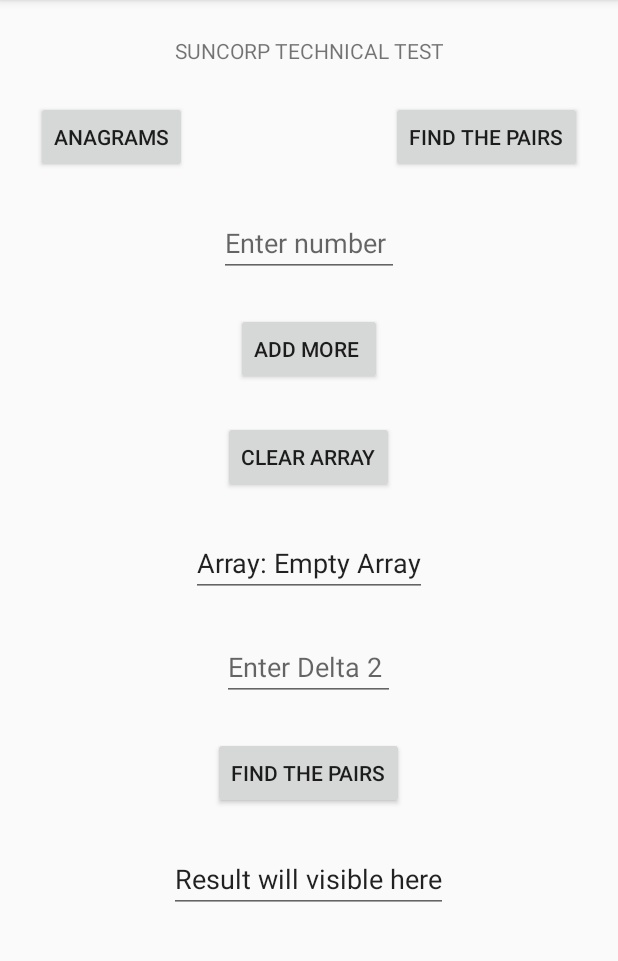
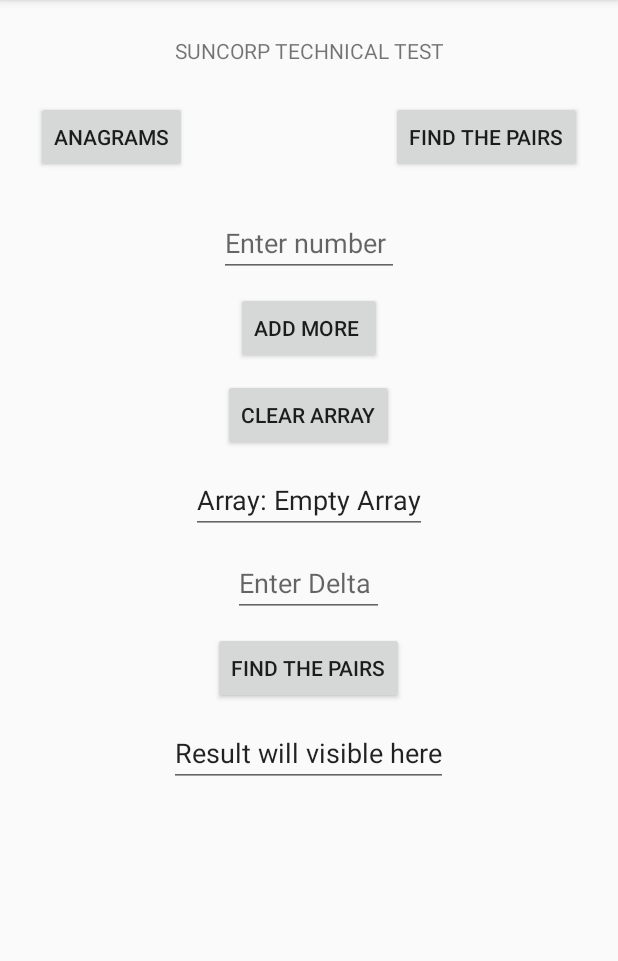
Before and after one commit to uday144/droidUnittest, an Android app: the screen it shows after launch (MainActivity), after a tap on "FIND THE PAIRS", on a phone screen of 412 x 824 dp, the part 84-1045 px from its top. Run offline under Robolectric (Android 15) with nearby library versions, the phone set to English and light mode, and no system bars; 1 other tap on this screen came first.

Commit message:
update dimens/color

```diff
--- a/app/src/main/java/com/example/myapplication/MainActivity.kt
+++ b/app/src/main/java/com/example/myapplication/MainActivity.kt
@@ -39,10 +39,12 @@ class MainActivity : AppCompatActivity() {
     private fun checkForPair(){
         if(arraylist.size <= 1){
             pairsResult.setText("Int Array should have minimum two number")
+            pairsResult.setTextColor(Color.RED)
             return
         }
         if(delta.text.isEmpty()){
             pairsResult.setText("Please enter Delta")
+            pairsResult.setTextColor(Color.RED)
             return
         }
         pairsResult.setText(("Pairs: "+countPairsWithDiffK(arraylist, delta.text.toString().toInt())))
--- a/app/src/main/res/layout/activity_main.xml
+++ b/app/src/main/res/layout/activity_main.xml
@@ -90,41 +90,41 @@
             android:id="@+id/addMore"
             android:layout_width="wrap_content"
             android:layout_height="wrap_content"
-            android:layout_marginTop="24dp"
+            android:layout_marginTop="10dp"
             android:text="Add More "/>
 
         <Button
             android:id="@+id/clear"
             android:layout_width="wrap_content"
             android:layout_height="wrap_content"
-            android:layout_marginTop="24dp"
+            android:layout_marginTop="10dp"
             android:text="Clear Array"/>
 
         <EditText
             android:id="@+id/arraytxt"
             android:layout_width="wrap_content"
             android:layout_height="wrap_content"
-            android:layout_marginTop="24dp"
+            android:layout_marginTop="10dp"
             android:text="Array: Empty Array"/>
         <EditText
             android:id="@+id/delta"
             android:layout_width="wrap_content"
             android:layout_height="wrap_content"
             android:inputType="number"
-            android:layout_marginTop="24dp"
-            android:hint="Enter Delta 2 "
+            android:layout_marginTop="10dp"
+            android:hint="Enter Delta "
             />
         <Button
             android:id="@+id/pairBtn"
             android:layout_width="wrap_content"
             android:layout_height="wrap_content"
-            android:layout_marginTop="24dp"
+            android:layout_marginTop="10dp"
             android:text="Find the pairs"/>
         <EditText
             android:id="@+id/pairsResult"
             android:layout_width="wrap_content"
             android:layout_height="wrap_content"
-            android:layout_marginTop="24dp"
+            android:layout_marginTop="10dp"
             android:text="Result will visible here"/>
     </LinearLayout>
 </androidx.constraintlayout.widget.ConstraintLayout>
```
